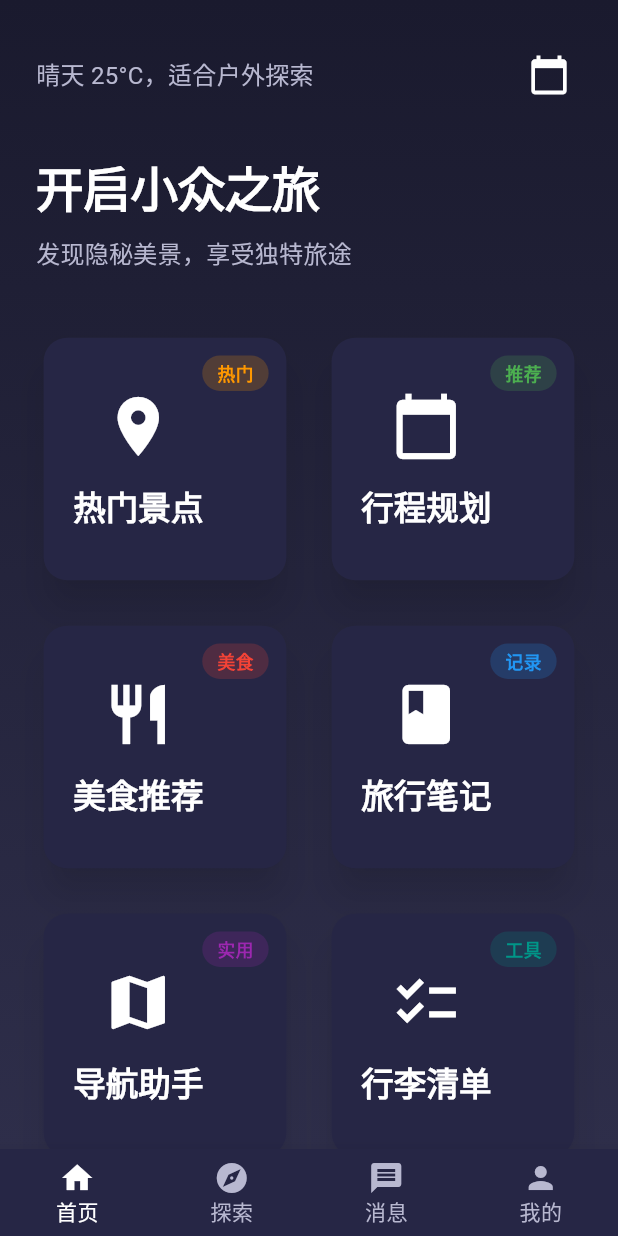
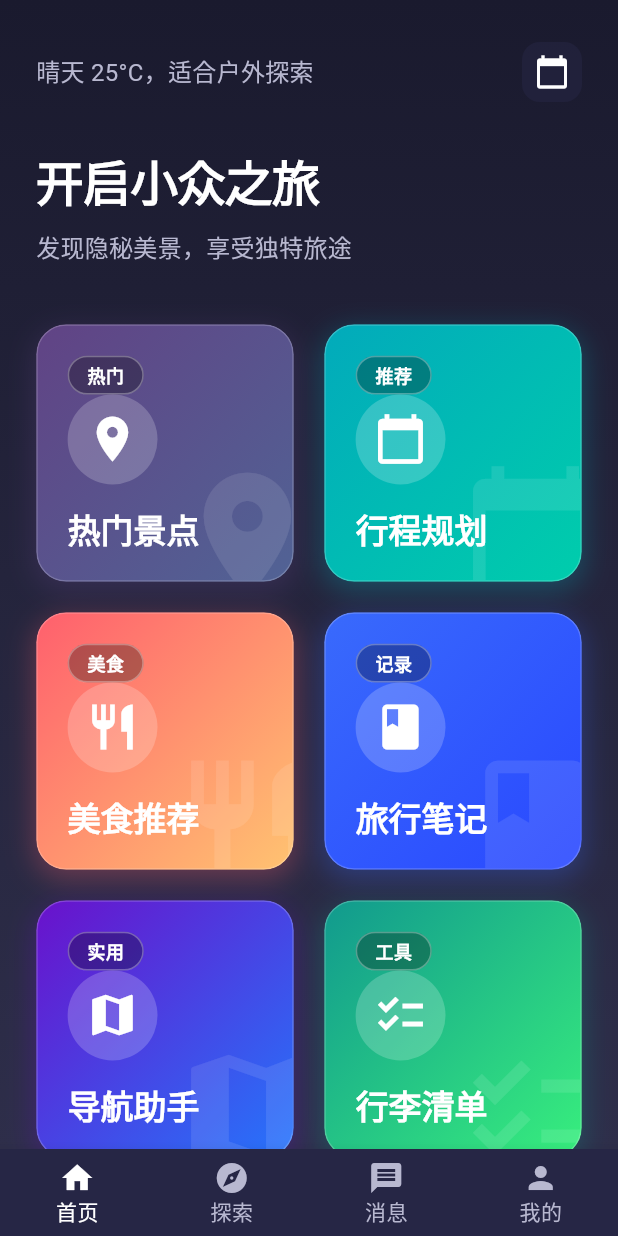
Before and after one commit to eternalcoder12/travel_joy, a Flutter app: the HomeScreen screen opened by its route, on a phone screen of 412 x 824 dp. Run offline on Flutter 3.47's test engine with Material 3 defaults, Android fonts, the phone set to English and light mode, and no system bars; our stand-ins replace shared_preferences; accounts and stored records are empty.

Commit message:
全面改进卡片设计：添加渐变背景、精美边框和现代视觉效果

```diff
--- a/lib/screens/home/home_screen.dart
+++ b/lib/screens/home/home_screen.dart
@@ -76,7 +76,7 @@ class _HomeTabState extends State<_HomeTab> with TickerProviderStateMixin {
   List<Animation<Offset>>? _slideAnimations;
 
   // 悬浮效果动画值
-  double _hoverScale = 0.95;
+  double _hoverScale = 0.97;
 
   // 今日信息
   final String _todayInfo = "晴天 25°C，适合户外探索";
@@ -88,31 +88,42 @@ class _HomeTabState extends State<_HomeTab> with TickerProviderStateMixin {
       'icon': Icons.location_on,
       'tag': '热门',
       'tagColor': Colors.orange,
+      'gradientColors': [Color(0xFF614385), Color(0xFF516395)],
     },
     {
       'title': '行程规划',
       'icon': Icons.calendar_today,
       'tag': '推荐',
       'tagColor': Colors.green,
+      'gradientColors': [Color(0xFF02AABB), Color(0xFF00CDAC)],
     },
     {
       'title': '美食推荐',
       'icon': Icons.restaurant,
       'tag': '美食',
       'tagColor': Colors.red,
+      'gradientColors': [Color(0xFFFF5F6D), Color(0xFFFFC371)],
     },
-    {'title': '旅行笔记', 'icon': Icons.book, 'tag': '记录', 'tagColor': Colors.blue},
+    {
+      'title': '旅行笔记',
+      'icon': Icons.book,
+      'tag': '记录',
+      'tagColor': Colors.blue,
+      'gradientColors': [Color(0xFF396AFC), Color(0xFF2948FF)],
+    },
     {
       'title': '导航助手',
       'icon': Icons.map,
       'tag': '实用',
       'tagColor': Colors.purple,
+      'gradientColors': [Color(0xFF6A11CB), Color(0xFF2575FC)],
     },
     {
       'title': '行李清单',
       'icon': Icons.checklist,
       'tag': '工具',
       'tagColor': Colors.teal,
+      'gradientColors': [Color(0xFF11998E), Color(0xFF38EF7D)],
     },
   ];
 
@@ -135,7 +146,7 @@ class _HomeTabState extends State<_HomeTab> with TickerProviderStateMixin {
     // 卡片悬浮动画控制器
     _hoverAnimationController = AnimationController(
       vsync: this,
-      duration: const Duration(milliseconds: 1500),
+      duration: const Duration(milliseconds: 2000),
     );
 
     // 为每张卡片创建滑入动画，按顺序延迟显示
@@ -158,7 +169,7 @@ class _HomeTabState extends State<_HomeTab> with TickerProviderStateMixin {
     _hoverAnimationController!.addListener(() {
       if (mounted) {
         setState(() {
-          _hoverScale = 0.95 + (_hoverAnimationController!.value * 0.05);
+          _hoverScale = 0.97 + (_hoverAnimationController!.value * 0.03);
         });
       }
     });
@@ -218,12 +229,16 @@ class _HomeTabState extends State<_HomeTab> with TickerProviderStateMixin {
                           print('点击了今日信息图标');
                         },
                         borderRadius: BorderRadius.circular(20),
-                        child: Padding(
+                        child: Container(
                           padding: const EdgeInsets.all(8.0),
+                          decoration: BoxDecoration(
+                            color: AppTheme.cardColor.withOpacity(0.5),
+                            borderRadius: BorderRadius.circular(12.0),
+                          ),
                           child: Icon(
                             Icons.calendar_today,
                             color: AppTheme.iconColor,
-                            size: 28.0, // 增大图标
+                            size: 24.0,
                           ),
                         ),
                       ),
@@ -269,6 +284,7 @@ class _HomeTabState extends State<_HomeTab> with TickerProviderStateMixin {
                       icon: _featureCards[index]['icon'],
                       tag: _featureCards[index]['tag'],
                       tagColor: _featureCards[index]['tagColor'],
+                      gradientColors: _featureCards[index]['gradientColors'],
                       animation: _slideAnimations?[index],
                     );
                   },
@@ -281,25 +297,36 @@ class _HomeTabState extends State<_HomeTab> with TickerProviderStateMixin {
     );
   }
 
-  // 方形功能卡片 - 简化设计，更加大气
+  // 方形功能卡片 - 重新设计，更加现代美观
   Widget _buildFeatureCard({
     required BuildContext context,
     required String title,
     required IconData icon,
     required String tag,
     required Color tagColor,
+    required List<Color> gradientColors,
     required Animation<Offset>? animation,
   }) {
     return SlideTransition(
       position: animation ?? const AlwaysStoppedAnimation<Offset>(Offset.zero),
       child: Transform.scale(
         scale: _hoverScale,
-        child: Card(
-          elevation: 10.0, // 增加阴影
-          shape: RoundedRectangleBorder(
-            borderRadius: BorderRadius.circular(16.0), // 增大圆角
+        child: Container(
+          decoration: BoxDecoration(
+            borderRadius: BorderRadius.circular(20.0), // 圆角更大
+            boxShadow: [
+              BoxShadow(
+                color: gradientColors[0].withOpacity(0.3),
+                blurRadius: 15.0,
+                spreadRadius: 1.0,
+                offset: const Offset(0, 5),
               ),
-          color: AppTheme.cardColor,
+            ],
+          ),
+          child: Material(
+            color: Colors.transparent,
+            borderRadius: BorderRadius.circular(20.0),
+            clipBehavior: Clip.antiAlias, // 裁剪溢出内容
             child: InkWell(
               onTap: () {
                 print('点击了: $title');
@@ -311,58 +338,90 @@ class _HomeTabState extends State<_HomeTab> with TickerProviderStateMixin {
                   ),
                 );
               },
-            borderRadius: BorderRadius.circular(16.0),
-            splashColor: AppTheme.accentColor.withOpacity(0.3),
-            highlightColor: AppTheme.accentColor.withOpacity(0.1),
+              splashColor: Colors.white.withOpacity(0.2),
+              highlightColor: Colors.white.withOpacity(0.1),
+              child: Container(
+                decoration: BoxDecoration(
+                  gradient: LinearGradient(
+                    begin: Alignment.topLeft,
+                    end: Alignment.bottomRight,
+                    colors: gradientColors,
+                  ),
+                  border: Border.all(
+                    color: Colors.white.withOpacity(0.2),
+                    width: 1.0,
+                  ),
+                  borderRadius: BorderRadius.circular(20.0),
+                ),
                 child: Stack(
                   children: [
-                // 主要内容 - 居中放置图标和文字
-                Padding(
-                  padding: const EdgeInsets.all(20.0), // 增加内边距
-                  child: Column(
-                    mainAxisAlignment: MainAxisAlignment.center,
-                    children: [
-                      // 图标
-                      Icon(
+                    // 背景装饰性元素
+                    Positioned(
+                      right: -20,
+                      bottom: -20,
+                      child: Icon(
                         icon,
-                        color: AppTheme.iconColor,
-                        size: 48.0, // 增大图标
+                        size: 100,
+                        color: Colors.white.withOpacity(0.1),
+                      ),
                     ),
 
-                      const SizedBox(height: 16.0), // 图标与文字间距增加
+                    // 主要内容
+                    Padding(
+                      padding: const EdgeInsets.all(20.0),
+                      child: Column(
+                        crossAxisAlignment: CrossAxisAlignment.start,
+                        children: [
+                          // 标签
+                          Container(
+                            padding: const EdgeInsets.symmetric(
+                              horizontal: 12.0,
+                              vertical: 4.0,
+                            ),
+                            decoration: BoxDecoration(
+                              color: Colors.black.withOpacity(0.3),
+                              borderRadius: BorderRadius.circular(30.0),
+                              border: Border.all(
+                                color: Colors.white.withOpacity(0.3),
+                                width: 1.0,
+                              ),
+                            ),
+                            child: Text(
+                              tag,
+                              style: Theme.of(
+                                context,
+                              ).textTheme.bodySmall?.copyWith(
+                                color: Colors.white,
+                                fontWeight: FontWeight.bold,
+                              ),
+                            ),
+                          ),
+
+                          const Spacer(),
+
+                          // 图标容器 - 半透明圆形背景
+                          Container(
+                            padding: const EdgeInsets.all(12.0),
+                            decoration: BoxDecoration(
+                              color: Colors.white.withOpacity(0.2),
+                              shape: BoxShape.circle,
+                            ),
+                            child: Icon(icon, color: Colors.white, size: 36.0),
+                          ),
+
+                          const SizedBox(height: 16.0),
+
                           // 标题
                           Text(
                             title,
-                        style: Theme.of(context).textTheme.titleLarge?.copyWith(
+                            style: Theme.of(
+                              context,
+                            ).textTheme.titleLarge?.copyWith(
                               fontWeight: FontWeight.bold,
-                          color: AppTheme.primaryTextColor,
+                              color: Colors.white,
                             ),
-                        textAlign: TextAlign.center,
                           ),
                         ],
-                  ),
-                ),
-
-                // 右上角标签 - 使用圆角而非方形，更轻盈
-                Positioned(
-                  top: 12.0,
-                  right: 12.0,
-                  child: Container(
-                    padding: const EdgeInsets.symmetric(
-                      horizontal: 10.0,
-                      vertical: 4.0,
-                    ),
-                    decoration: BoxDecoration(
-                      color: tagColor.withOpacity(0.2),
-                      borderRadius: BorderRadius.circular(12.0),
-                    ),
-                    child: Text(
-                      tag,
-                      style: Theme.of(context).textTheme.bodySmall?.copyWith(
-                        color: tagColor,
-                        fontWeight: FontWeight.bold,
-                      ),
-                    ),
                       ),
                     ),
                   ],
@@ -370,6 +429,8 @@ class _HomeTabState extends State<_HomeTab> with TickerProviderStateMixin {
               ),
             ),
           ),
+        ),
+      ),
     );
   }
 }
```
Lines whose indentation alone changed are shown as unchanged.
